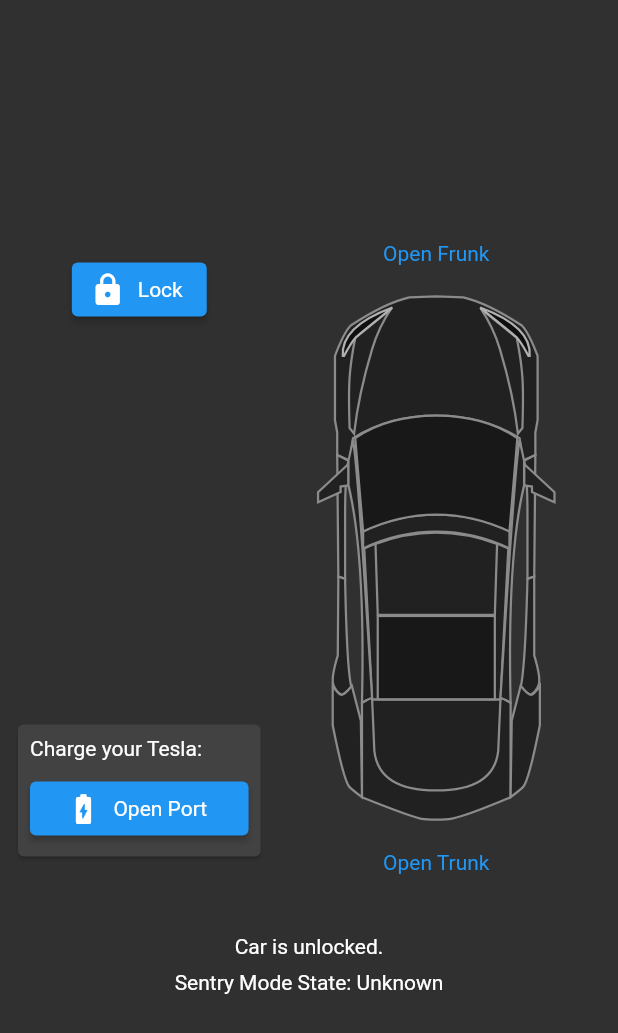
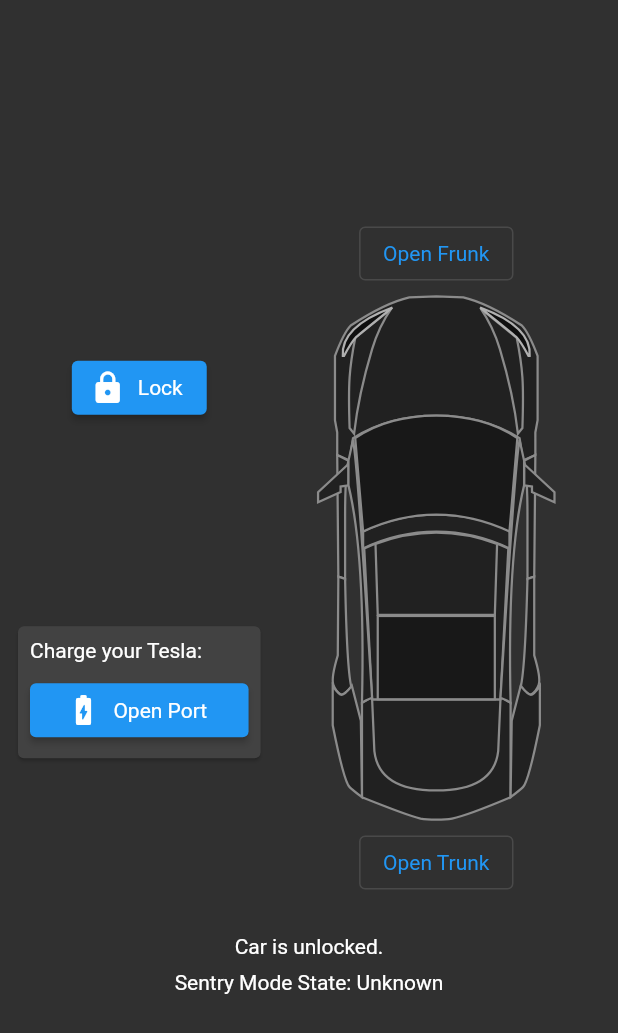
Before and after one commit to yakeer/DearT, a Flutter app: the VehiclePage widget shown alone on an empty page, opened directly, on a phone screen of 412 x 824 dp. Shown: the top 1033 px of the screen. Run offline on Flutter 3.47's test engine with Material 2 defaults, Android fonts, the phone set to English and light mode, and no system bars; our stand-ins replace flutter_secure_storage, flutter_svg, get, html_unescape, package_info_plus, shared_preferences and 1 more; missing offline and left inert: flutter_settings_ui, quick_actions; accounts and stored records are empty; network calls fail; statements that could not run were skipped.

Commit message:
Vehicle page small arrangements.

```diff
--- a/lib/screens/vehicle_page.dart
+++ b/lib/screens/vehicle_page.dart
@@ -29,7 +29,7 @@ class VehiclePage extends GetView<HomeController> {
                       padding: const EdgeInsets.symmetric(vertical: 24),
                       child: Column(
                         mainAxisSize: MainAxisSize.max,
-                        mainAxisAlignment: MainAxisAlignment.spaceBetween,
+                        mainAxisAlignment: MainAxisAlignment.spaceAround,
                         crossAxisAlignment: CrossAxisAlignment.center,
                         children: [
                           ElevatedButton.icon(
@@ -131,7 +131,7 @@ class VehiclePage extends GetView<HomeController> {
                       children: [
                         Visibility(
                           visible: !controller.isFrunkOpen.value,
-                          child: TextButton(
+                          child: OutlinedButton(
                             onPressed: () => openSnackbar(
                               'Frunk',
                               'Long press to open',
@@ -149,7 +149,7 @@ class VehiclePage extends GetView<HomeController> {
                             semanticsLabel: 'Upper view',
                           ),
                         ),
-                        TextButton(
+                        OutlinedButton(
                           onPressed: () => openSnackbar(
                             'Trunk',
                             'Long press to open',
--- a/pubspec.yaml
+++ b/pubspec.yaml
@@ -15,7 +15,7 @@ publish_to: 'none' # Remove this line if you wish to publish to pub.dev
 # In iOS, build-name is used as CFBundleShortVersionString while build-number used as CFBundleVersion.
 # Read more about iOS versioning at
 # https://developer.apple.com/library/archive/documentation/General/Reference/InfoPlistKeyReference/Articles/CoreFoundationKeys.html
-version: 1.0.0+14
+version: 1.0.0+15
 
 environment:
   sdk: ">=2.15.1 <3.0.0"
```
